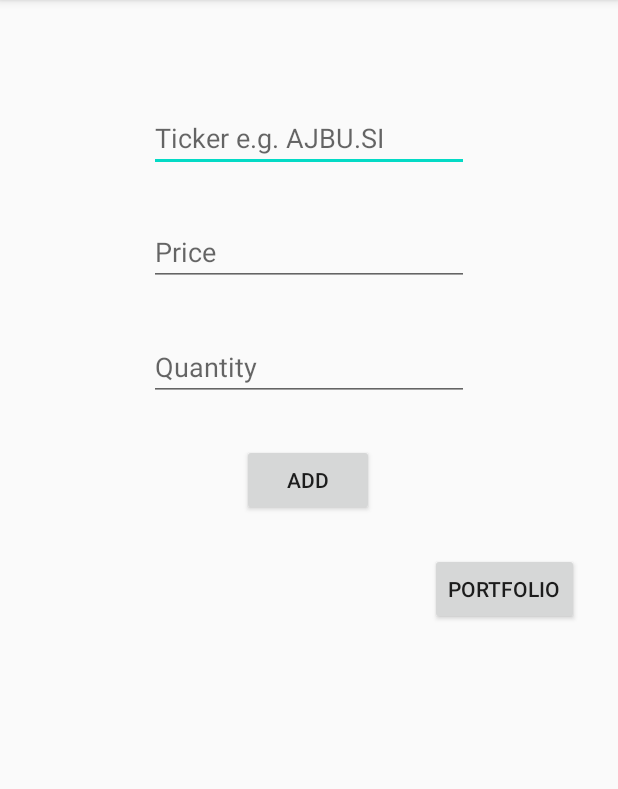
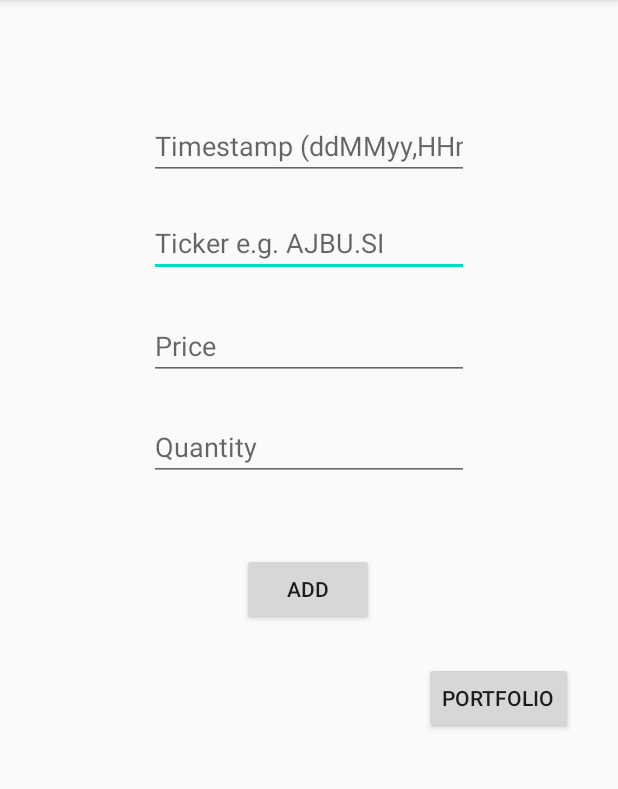
Before and after one commit to artc95/keepup, an Android app: the screen it shows after launch (MainActivity), after a tap on "ADD", on a phone screen of 412 x 824 dp, the part 84-873 px from its top. Run offline under Robolectric (Android 15) with nearby library versions, the phone set to English and light mode, and no system bars; our stand-ins replace Firebase (no records; nobody signed in at launch, a user with empty details on screens opened directly).

```diff
--- a/app/src/main/java/artc/artc/keepup/MainActivity.java
+++ b/app/src/main/java/artc/artc/keepup/MainActivity.java
@@ -20,9 +20,7 @@ import com.google.firebase.database.FirebaseDatabase;
 
 public class MainActivity extends AppCompatActivity {
 
-    EditText sharesTicker;
-    EditText sharesPrice;
-    EditText sharesQty;
+    EditText sharesTimestamp, sharesTicker, sharesPrice, sharesQty;
     Button buttonAdd;
 
     Button buttonPortfolio;
@@ -36,6 +34,7 @@ public class MainActivity extends AppCompatActivity {
 
         databaseShares = FirebaseDatabase.getInstance().getReference();
 
+        sharesTimestamp = findViewById(R.id.sharesTimestamp);
         sharesTicker = findViewById(R.id.sharesTicker);
         sharesPrice = findViewById(R.id.sharesPrice);
         sharesQty = findViewById(R.id.sharesQty);
@@ -58,21 +57,30 @@ public class MainActivity extends AppCompatActivity {
     }
 
     private void AddTrip() {
+
+        String timestamp = sharesTimestamp.getText().toString().trim();
+        if (!TextUtils.isEmpty(timestamp)){
+            sharesTimestamp.setText("");
+        } else {
+            Calendar calendar = Calendar.getInstance();
+            SimpleDateFormat formatter = new SimpleDateFormat("ddMMyy,HHmmss", Locale.ROOT);
+            timestamp = formatter.format(calendar.getTime());
+        }
+
         String ticker = sharesTicker.getText().toString().trim();
+        sharesTicker.setText("");
+
         String price = sharesPrice.getText().toString().trim();
+        sharesPrice.setText("");
+
         String qty = sharesQty.getText().toString().trim();
+        sharesQty.setText("");
 
         if (!TextUtils.isEmpty(price)) {
-            Calendar calendar = Calendar.getInstance();
-            SimpleDateFormat formatter = new SimpleDateFormat("ddMMyy,HHmm", Locale.ROOT);
-
-            String timestamp = formatter.format(calendar.getTime());
 
             Shares shares = new Shares(timestamp, ticker, price, qty);
             databaseShares.child(timestamp).setValue(shares);
-            sharesTicker.setText("");
-            sharesPrice.setText("");
-            sharesQty.setText("");
+
             Toast.makeText(this, "Shares added!", Toast.LENGTH_LONG).show();
         } else {
             Toast.makeText(this, "Enter a Price!", Toast.LENGTH_LONG).show();
--- a/app/src/main/res/layout/activity_main.xml
+++ b/app/src/main/res/layout/activity_main.xml
@@ -18,7 +18,20 @@
         app:layout_constraintEnd_toEndOf="parent"
         app:layout_constraintStart_toStartOf="parent"
         app:layout_constraintTop_toTopOf="parent"
-        app:layout_constraintVertical_bias="0.096" />
+        app:layout_constraintVertical_bias="0.193" />
+
+    <EditText
+        android:id="@+id/sharesTimestamp"
+        android:layout_width="wrap_content"
+        android:layout_height="wrap_content"
+        android:ems="10"
+        android:hint="@string/enter_timestamp"
+        android:inputType="textPersonName"
+        app:layout_constraintBottom_toBottomOf="parent"
+        app:layout_constraintEnd_toEndOf="parent"
+        app:layout_constraintStart_toStartOf="parent"
+        app:layout_constraintTop_toTopOf="parent"
+        app:layout_constraintVertical_bias="0.103" />
 
     <EditText
         android:id="@+id/sharesQty"
@@ -32,7 +45,7 @@
         app:layout_constraintEnd_toEndOf="parent"
         app:layout_constraintStart_toStartOf="parent"
         app:layout_constraintTop_toTopOf="parent"
-        app:layout_constraintVertical_bias="0.307" />
+        app:layout_constraintVertical_bias="0.381" />
 
     <EditText
         android:id="@+id/sharesPrice"
@@ -45,7 +58,7 @@
         app:layout_constraintEnd_toEndOf="parent"
         app:layout_constraintStart_toStartOf="parent"
         app:layout_constraintTop_toTopOf="parent"
-        app:layout_constraintVertical_bias="0.201" />
+        app:layout_constraintVertical_bias="0.288" />
 
     <Button
         android:id="@+id/buttonAdd"
@@ -57,7 +70,7 @@
         app:layout_constraintHorizontal_bias="0.498"
         app:layout_constraintStart_toStartOf="parent"
         app:layout_constraintTop_toTopOf="parent"
-        app:layout_constraintVertical_bias="0.411" />
+        app:layout_constraintVertical_bias="0.512" />
 
     <Button
         android:id="@+id/buttonPortfolio"
@@ -66,9 +79,9 @@
         android:text="@string/portfolio"
         app:layout_constraintBottom_toBottomOf="parent"
         app:layout_constraintEnd_toEndOf="parent"
-        app:layout_constraintHorizontal_bias="0.916"
+        app:layout_constraintHorizontal_bias="0.903"
         app:layout_constraintStart_toStartOf="parent"
         app:layout_constraintTop_toTopOf="parent"
-        app:layout_constraintVertical_bias="0.512" />
+        app:layout_constraintVertical_bias="0.613" />
 
 </androidx.constraintlayout.widget.ConstraintLayout>
--- a/app/src/main/res/values/strings.xml
+++ b/app/src/main/res/values/strings.xml
@@ -1,8 +1,11 @@
 <resources>
     <string name="app_name">keepup</string>
+    <string name="enter_timestamp">Timestamp (ddMMyy,HHmm) if not now</string>
     <string name="enter_ticker">Ticker e.g. AJBU.SI</string>
     <string name="enter_price">Price</string>
     <string name="enter_qty">Quantity</string>
     <string name="add_shares">Add</string>
     <string name="portfolio">Portfolio</string>
+    <string name="filter_ticker">Filter Ticker e.g. AJBU.SI</string>
+    <string name="filter">Filter</string>
 </resources>
--- a/build.gradle
+++ b/build.gradle
@@ -8,7 +8,7 @@ buildscript {
 
     }
     dependencies {
-        classpath 'com.android.tools.build:gradle:3.6.1'
+        classpath 'com.android.tools.build:gradle:3.6.3'
         classpath 'com.google.gms:google-services:4.3.3'
 
 
```
Also changed, not shown: app/src/main/java/artc/artc/keepup/Portfolio.java (+47 -6 lines), app/src/main/res/layout/activity_portfolio.xml (+28 -1 lines).
